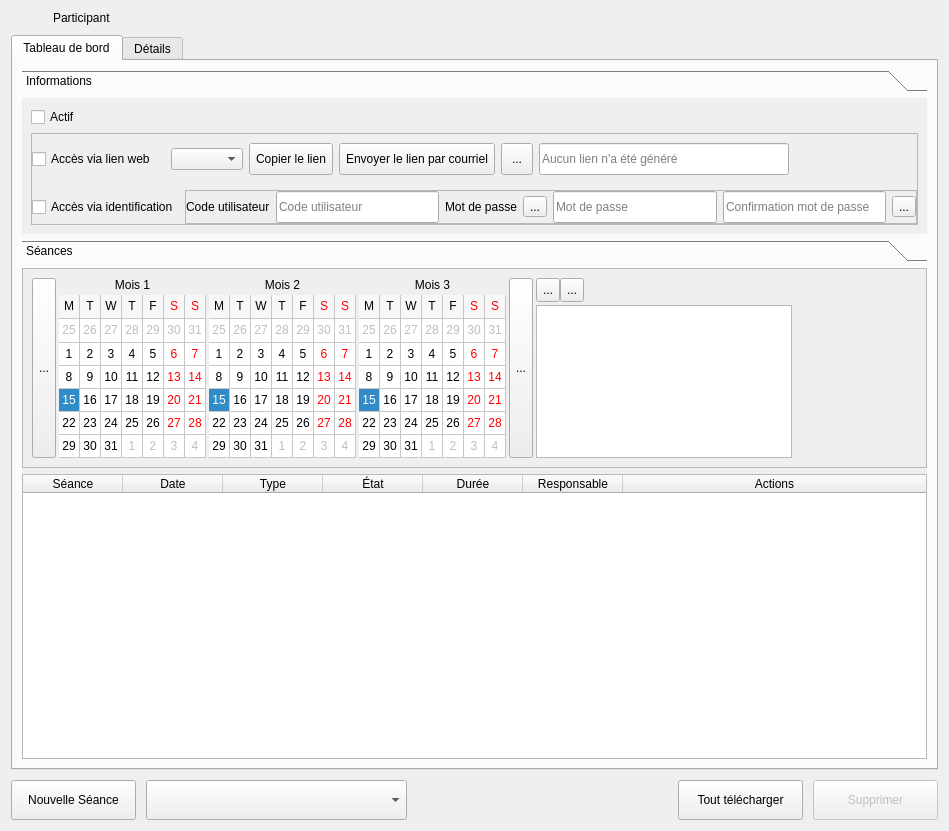
Qt form client/src/editors/ParticipantWidget.ui (introlab/openteraplus) before a commit.
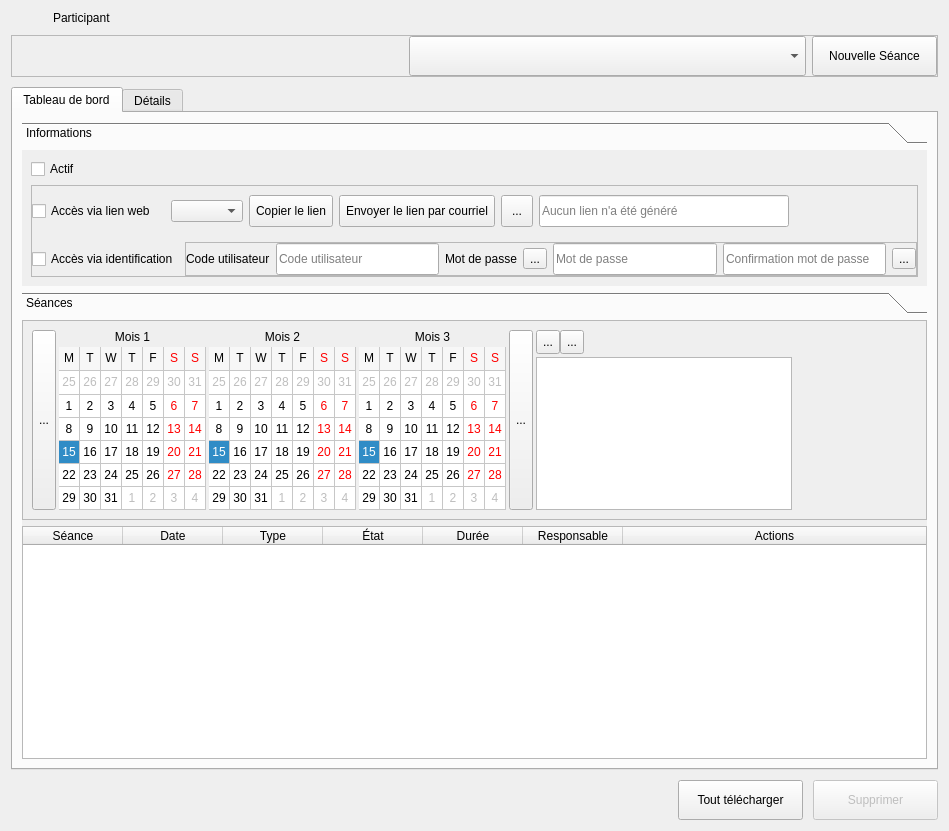
The same form after that commit. Icons and pictures are not drawn. Custom widgets are drawn as their Qt base class.

Commit message: Refs #5. Completed users, devices and participants online, offline and busy status changes, including sound notifications if preference is setted.

```diff
--- a/client/src/editors/ParticipantWidget.ui
+++ b/client/src/editors/ParticipantWidget.ui
@@ -201,6 +201,112 @@
      </item>
     </layout>
    </item>
+   <item>
+    <widget class="QFrame" name="frameNewSession">
+     <property name="frameShape">
+      <enum>QFrame::StyledPanel</enum>
+     </property>
+     <property name="frameShadow">
+      <enum>QFrame::Raised</enum>
+     </property>
+     <layout class="QHBoxLayout" name="horizontalLayout_5">
+      <property name="leftMargin">
+       <number>0</number>
+      </property>
+      <property name="topMargin">
+       <number>0</number>
+      </property>
+      <property name="rightMargin">
+       <number>0</number>
+      </property>
+      <property name="bottomMargin">
+       <number>0</number>
+      </property>
+      <item>
+       <spacer name="horizontalSpacer_6">
+        <property name="orientation">
+         <enum>Qt::Horizontal</enum>
+        </property>
+        <property name="sizeHint" stdset="0">
+         <size>
+          <width>40</width>
+          <height>20</height>
+         </size>
+        </property>
+       </spacer>
+      </item>
+      <item>
+       <widget class="QComboBox" name="cmbSessionType">
+        <property name="enabled">
+         <bool>true</bool>
+        </property>
+        <property name="sizePolicy">
+         <sizepolicy hsizetype="MinimumExpanding" vsizetype="Fixed">
+          <horstretch>0</horstretch>
+          <verstretch>0</verstretch>
+         </sizepolicy>
+        </property>
+        <property name="minimumSize">
+         <size>
+          <width>0</width>
+          <height>40</height>
+         </size>
+        </property>
+        <property name="maximumSize">
+         <size>
+          <width>400</width>
+          <height>16777215</height>
+         </size>
+        </property>
+       </widget>
+      </item>
+      <item>
+       <widget class="QPushButton" name="btnNewSession">
+        <property name="enabled">
+         <bool>true</bool>
+        </property>
+        <property name="sizePolicy">
+         <sizepolicy hsizetype="Maximum" vsizetype="Minimum">
+          <horstretch>0</horstretch>
+          <verstretch>0</verstretch>
+         </sizepolicy>
+        </property>
+        <property name="minimumSize">
+         <size>
+          <width>125</width>
+          <height>40</height>
+         </size>
+        </property>
+        <property name="maximumSize">
+         <size>
+          <width>16777215</width>
+          <height>16777215</height>
+         </size>
+        </property>
+        <property name="cursor">
+         <cursorShape>PointingHandCursor</cursorShape>
+        </property>
+        <property name="text">
+         <string>Nouvelle Séance</string>
+        </property>
+        <property name="icon">
+         <iconset resource="../../resources/TeraClient.qrc">
+          <normaloff>:/icons/new.png</normaloff>:/icons/new.png</iconset>
+        </property>
+        <property name="iconSize">
+         <size>
+          <width>24</width>
+          <height>24</height>
+         </size>
+        </property>
+        <property name="flat">
+         <bool>false</bool>
+        </property>
+       </widget>
+      </item>
+     </layout>
+    </widget>
+   </item>
    <item>
     <widget class="QTabWidget" name="tabNav">
      <property name="currentIndex">
@@ -656,7 +762,7 @@
             <x>0</x>
             <y>0</y>
             <width>913</width>
-            <height>474</height>
+            <height>422</height>
            </rect>
           </property>
           <attribute name="label">
@@ -1523,75 +1629,6 @@
    </item>
    <item>
     <layout class="QHBoxLayout" name="horizontalLayout">
-     <item>
-      <widget class="QPushButton" name="btnNewSession">
-       <property name="enabled">
-        <bool>true</bool>
-       </property>
-       <property name="sizePolicy">
-        <sizepolicy hsizetype="Maximum" vsizetype="Minimum">
-         <horstretch>0</horstretch>
-         <verstretch>0</verstretch>
-        </sizepolicy>
-       </property>
-       <property name="minimumSize">
-        <size>
-         <width>125</width>
-         <height>40</height>
-        </size>
-       </property>
-       <property name="maximumSize">
-        <size>
-         <width>16777215</width>
-         <height>16777215</height>
-        </size>
-       </property>
-       <property name="cursor">
-        <cursorShape>PointingHandCursor</cursorShape>
-       </property>
-       <property name="text">
-        <string>Nouvelle Séance</string>
-       </property>
-       <property name="icon">
-        <iconset resource="../../resources/TeraClient.qrc">
-         <normaloff>:/icons/new.png</normaloff>:/icons/new.png</iconset>
-       </property>
-       <property name="iconSize">
-        <size>
-         <width>24</width>
-         <height>24</height>
-        </size>
-       </property>
-       <property name="flat">
-        <bool>false</bool>
-       </property>
-      </widget>
-     </item>
-     <item>
-      <widget class="QComboBox" name="cmbSessionType">
-       <property name="enabled">
-        <bool>true</bool>
-       </property>
-       <property name="sizePolicy">
-        <sizepolicy hsizetype="MinimumExpanding" vsizetype="Fixed">
-         <horstretch>0</horstretch>
-         <verstretch>0</verstretch>
-        </sizepolicy>
-       </property>
-       <property name="minimumSize">
-        <size>
-         <width>0</width>
-         <height>40</height>
-        </size>
-       </property>
-       <property name="maximumSize">
-        <size>
-         <width>400</width>
-         <height>16777215</height>
-        </size>
-       </property>
-      </widget>
-     </item>
      <item>
       <spacer name="horizontalSpacer">
        <property name="orientation">
```
Left out of the diff: 25 changed lines with no effect on the pictures. The commit also changes 32 other files.
